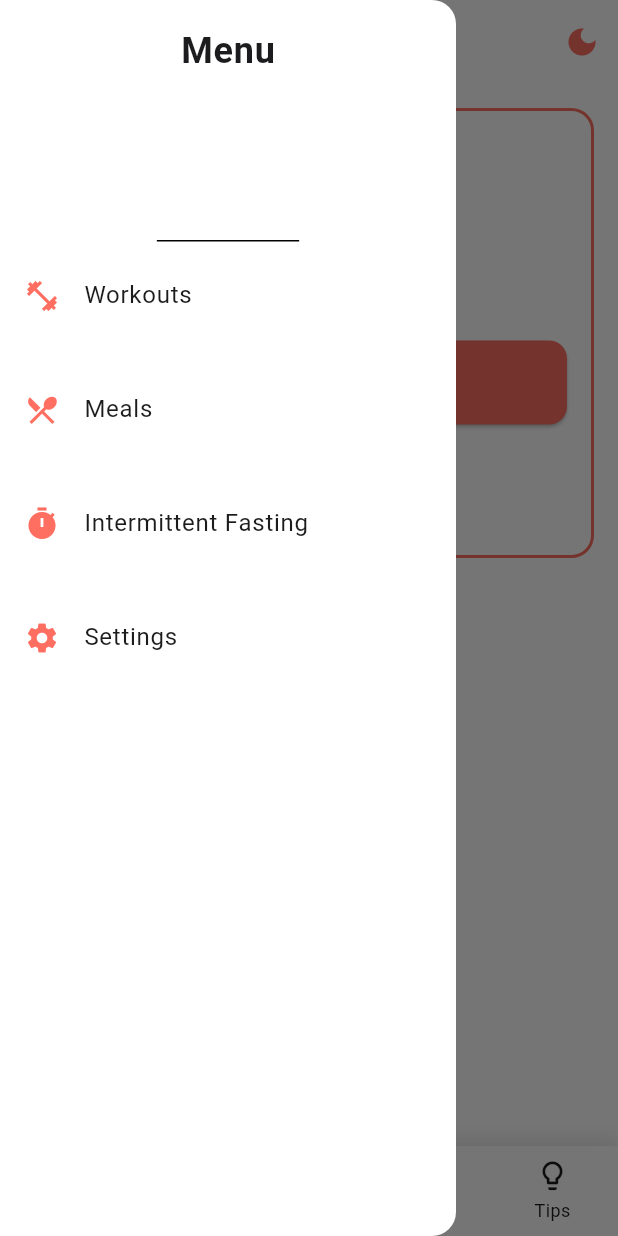
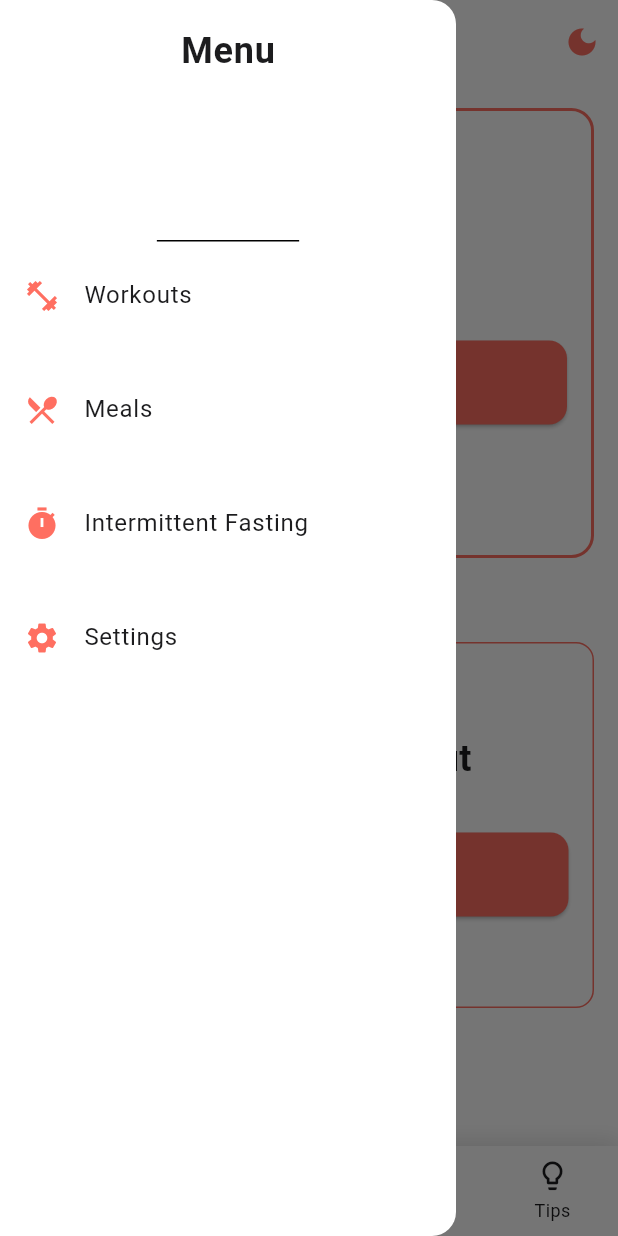
Before and after one commit to Isht-dev190/Fitness-Diet-App, a Flutter app: the Dashboard screen opened directly with empty values, after a tap on the "menu" icon, on a phone screen of 412 x 824 dp. Run offline on Flutter 3.47's test engine with Material 3 defaults, Android fonts, the phone set to English and light mode, and no system bars; our stand-ins replace bloc, dartz, flutter_bloc, flutter_svg, fpdart, get_it and 8 more; accounts and stored records are empty; network calls fail.

Commit message:
Refactored code

```diff
--- a/lib/Router.dart
+++ b/lib/Router.dart
@@ -17,7 +17,9 @@ import 'package:flutter/material.dart';
 import 'package:flutter_bloc/flutter_bloc.dart';
 import 'package:go_router/go_router.dart';
 import 'package:provider/provider.dart';
+import 'package:app_dev_fitness_diet/frontend/features/workouts/workout_carousel_screen.dart';
 import 'package:app_dev_fitness_diet/frontend/features/workouts/workout_list_screen.dart';
+import 'package:app_dev_fitness_diet/frontend/features/workouts/add_workout_screen.dart';
 import 'package:app_dev_fitness_diet/frontend/features/intermittent%20fasting/fasting_view.dart';
 import 'package:app_dev_fitness_diet/frontend/features/Service.dart';
 import 'package:app_dev_fitness_diet/frontend/features/Tips/tips_repo.dart';
@@ -163,6 +165,10 @@ final router = GoRouter(
           builder: (context, state) => const WorkoutListScreen(),
         ),
         GoRoute(
+          path: '/add-workout',
+          builder: (context, state) => const AddWorkoutScreen(),
+        ),
+        GoRoute(
           path: '/dashboard/exercises',
           builder: (context, state) => const ExerciseView(),
         ),
--- a/lib/frontend/features/dashboard/dashboard.dart
+++ b/lib/frontend/features/dashboard/dashboard.dart
@@ -30,30 +30,19 @@ class Dashboard extends StatelessWidget {
       backgroundColor: backgroundColor,
       appBar: isRootRoute ? const CustomAppBar(isRootRoute: true) : null,
       drawer: isRootRoute ? const CustomDrawer() : null,
-      body: isRootRoute ? SingleChildScrollView(
+      body: isRootRoute ? const SingleChildScrollView(
         child: Padding(
-          padding: const EdgeInsets.symmetric(vertical: 16.0),
+          padding: EdgeInsets.symmetric(vertical: 16.0),
           child: Column(
             crossAxisAlignment: CrossAxisAlignment.start,
             children: [
-              const SizedBox(
+               SizedBox(
                 height: 300,
                 child: MealCarouselScreen(),
               ),
-              const SizedBox(height: 32),
-              Padding(
-                padding: const EdgeInsets.symmetric(horizontal: 16.0),
-                child: Text(
-                  '',
-                  style: TextStyle(
-                    fontSize: 24,
-                    fontWeight: FontWeight.bold,
-                    color: textColor,
-                  ),
-                ),
-              ),
-              const SizedBox(height: 16),
-              const SizedBox(
+
+
+              SizedBox(
                 height: 300,
                 child: WorkoutCarouselScreen(),
               ),
--- a/lib/frontend/features/workouts/add_workout_screen.dart
+++ b/lib/frontend/features/workouts/add_workout_screen.dart
@@ -89,7 +89,7 @@ class AddWorkoutScreen extends StatelessWidget {
       );
 
       context.read<WorkoutCubit>().saveWorkout(workout);
-      context.pop();
+      context.go('/dashboard');
     }
   }
 }
--- a/lib/frontend/features/workouts/workout_carousel_screen.dart
+++ b/lib/frontend/features/workouts/workout_carousel_screen.dart
@@ -14,6 +14,11 @@ class WorkoutCarouselScreen extends StatelessWidget {
     final isDark = themeProvider.brightness == Brightness.dark;
     final textColor = isDark ? AppPallete.textColorDarkMode : AppPallete.textColorLightMode;
 
+    // Load workouts when screen is built
+    WidgetsBinding.instance.addPostFrameCallback((_) {
+      context.read<WorkoutCubit>().loadWorkouts();
+    });
+
     return Scaffold(
       appBar: AppBar(
         title: const Text('Workouts'),
@@ -21,20 +26,39 @@ class WorkoutCarouselScreen extends StatelessWidget {
         surfaceTintColor: Colors.transparent,
         elevation: 0,
       ),
-      body: BlocBuilder<WorkoutCubit, WorkoutState>(
+      body: BlocListener<WorkoutCubit, WorkoutState>(
+        listener: (context, state) {
+          if (state is WorkoutError) {
+            ScaffoldMessenger.of(context).showSnackBar(
+              SnackBar(content: Text(state.message)),
+            );
+          }
+        },
+        child: BlocBuilder<WorkoutCubit, WorkoutState>(
           builder: (context, state) {
             return switch (state) {
-            WorkoutInitial() => const Center(child: Text('No workouts available')),
+              WorkoutInitial() => const Center(child: CircularProgressIndicator()),
               WorkoutLoading() => const Center(child: CircularProgressIndicator()),
               WorkoutError(message: final message) => Center(child: Text('Error: $message')),
-            WorkoutLoaded(workouts: final workouts) => PageView(
+              WorkoutLoaded(workouts: final workouts) => Container(
+                  decoration: BoxDecoration(
+                    border: Border.all(color: AppPallete.primaryColor),
+                    borderRadius: BorderRadius.circular(12),
+                  ),
+                  margin: const EdgeInsets.symmetric(horizontal: 16),
+                  child: ClipRRect(
+                    borderRadius: BorderRadius.circular(12),
+                    child: PageView(
                       children: [
                         AddWorkoutPage(textColor: textColor),
                         WorkoutListPage(workouts: workouts),
                       ],
                     ),
+                  ),
+                ),
             };
           },
+        ),
       ),
     );
   }
--- a/lib/frontend/features/workouts/workout_cubit.dart
+++ b/lib/frontend/features/workouts/workout_cubit.dart
@@ -25,7 +25,10 @@ class WorkoutLoaded extends WorkoutState {
 class WorkoutCubit extends Cubit<WorkoutState> {
   final WorkoutRepository _repository;
 
-  WorkoutCubit(this._repository) : super(WorkoutInitial());
+  WorkoutCubit(this._repository) : super(WorkoutInitial()) {
+    // Load workouts immediately when cubit is created
+    loadWorkouts();
+  }
 
   Future<void> loadWorkouts() async {
     emit(WorkoutLoading());
--- a/lib/frontend/features/workouts/workout_service.dart
+++ b/lib/frontend/features/workouts/workout_service.dart
@@ -33,6 +33,8 @@ class WorkoutServiceCubit extends Cubit<WorkoutServiceState> {
 
   WorkoutServiceCubit(this._workoutBox) : super(WorkoutServiceState()) {
     print('WorkoutServiceCubit initialized with box: ${_workoutBox.name}');
+    // Load workouts immediately when cubit is created
+    getWorkouts();
   }
 
   Future<void> getWorkouts() async {
```
Also changed, not shown: lib/frontend/core/Widgets/workouts/day_name_helper.dart (added, +22 -0 lines), lib/frontend/core/Widgets/workouts/workout_details_modal.dart (+8 -18 lines), lib/frontend/core/Widgets/workouts/workout_list_page.dart (+2 -22 lines), lib/frontend/features/workouts/workout_list_screen.dart (+14 -1 lines). Lines whose indentation alone changed are shown as unchanged.
